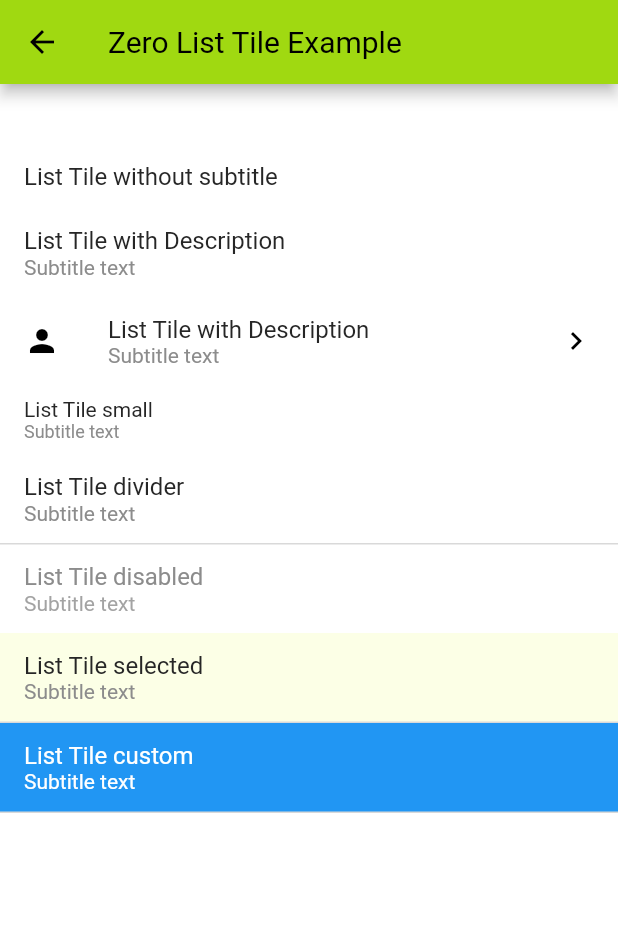
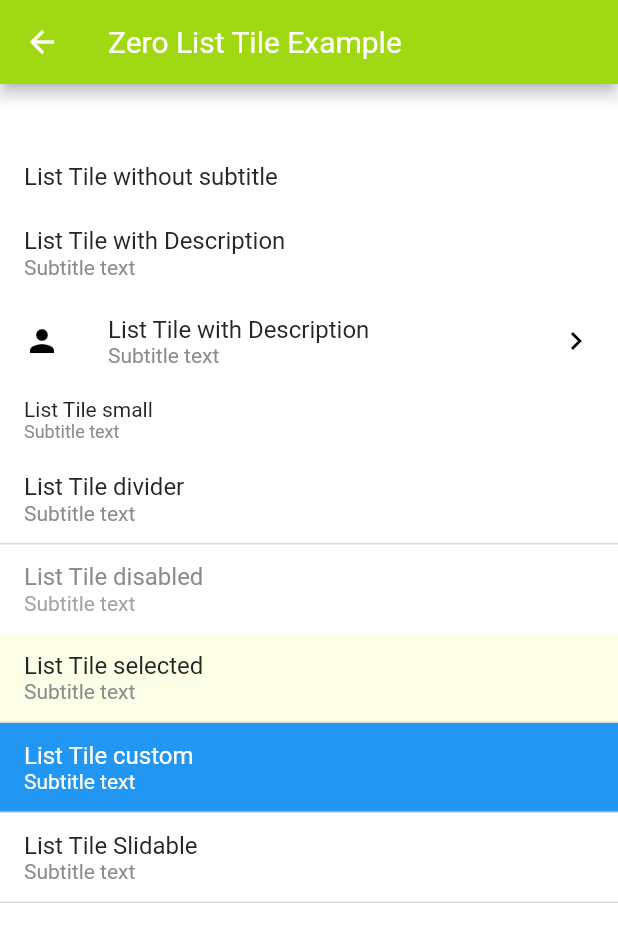
Before and after one commit to zero-one-group/zog-ui, a Flutter app: the screen it shows after launch, after a tap on "Zero ListTile Example", on a phone screen of 412 x 824 dp. Shown: the top 942 px of the screen. Run offline on Flutter 3.47's test engine with Material 2 defaults, Android fonts, the phone set to English and light mode, and no system bars; drawn by our look-alikes of flutter_slidable; our stand-ins replace dropdown_button2, flutter_svg.

Commit message:
feat(mobile): Implement slidable list

```diff
--- a/packages/mobile/example/lib/component/listtile/listile_example.dart
+++ b/packages/mobile/example/lib/component/listtile/listile_example.dart
@@ -1,3 +1,4 @@
+import 'package:flutter/cupertino.dart';
 import 'package:flutter/material.dart';
 import 'package:zero_ui_mobile/zero_ui_mobile.dart';
 
@@ -66,6 +67,38 @@ class ZeroListTileExample extends StatelessWidget {
             ),
             onTap: () {},
           ),
+          ZeroListTile(
+            title: 'List Tile Slidable',
+            subtitle: 'Subtitle text',
+            withDivider: true,
+            onTap: () {},
+            startSlideActions: [
+              ZeroListTileAction(
+                label: 'Share',
+                icon: Icons.share,
+                backgroundColor: context.theme.primaryColor.normal,
+                foregroundColor: Colors.white,
+              ),
+              ZeroListTileAction(
+                label: 'Archive',
+                icon: Icons.archive,
+                backgroundColor: context.theme.primaryColor.dark,
+                foregroundColor: Colors.white,
+              ),
+            ],
+            endSlideActions: [
+              ZeroListTileAction(
+                label: 'Delete',
+                icon: CupertinoIcons.delete_solid,
+                backgroundColor: context.theme.errorColor,
+                foregroundColor: Colors.white,
+              ),
+              const ZeroListTileAction(
+                label: 'More',
+                icon: Icons.more_horiz,
+              ),
+            ],
+          ),
         ],
       ),
     );
--- a/packages/mobile/lib/components/list/list_tile.dart
+++ b/packages/mobile/lib/components/list/list_tile.dart
@@ -1,4 +1,5 @@
 import 'package:flutter/material.dart';
+import 'package:flutter_slidable/flutter_slidable.dart';
 import 'package:zero_ui_mobile/zero_ui_mobile.dart';
 
 import 'list_tile_left_icon.dart';
@@ -17,6 +18,8 @@ class ZeroListTile extends StatelessWidget {
     this.onTap,
     this.style,
     this.size = ZeroListTileSize.large,
+    this.startSlideActions = const [],
+    this.endSlideActions = const [],
   }) : super(key: key);
 
   /// The main text to be displayed in the [ZeroListTile]
@@ -53,6 +56,16 @@ class ZeroListTile extends StatelessWidget {
 
   /// Custom size
   final ZeroListTileSize size;
+
+  /// Slidable actions when sliding to the right
+  ///
+  /// This action is to the left when it opens
+  final List<ZeroListTileAction> startSlideActions;
+
+  /// Slidable actions when sliding to the left
+  ///
+  /// This action is to the right when it opens
+  final List<ZeroListTileAction> endSlideActions;
 
   @override
   Widget build(BuildContext context) {
@@ -93,10 +106,24 @@ class ZeroListTile extends StatelessWidget {
         ? listTileStyle.smallContentPadding
         : listTileStyle.contentPadding;
 
-    return InkWell(
-      onTap: disabled ? null : onTap,
+    return Slidable(
+      enabled: startSlideActions.isNotEmpty || endSlideActions.isNotEmpty,
+      startActionPane: startSlideActions.isNotEmpty
+          ? ActionPane(
+              motion: const DrawerMotion(),
+              children: startSlideActions,
+            )
+          : null,
+      endActionPane: endSlideActions.isNotEmpty
+          ? ActionPane(
+              motion: const DrawerMotion(),
+              children: endSlideActions,
+            )
+          : null,
       child: DecoratedBox(
         decoration: BoxDecoration(color: backgroundColor),
+        child: InkWell(
+          onTap: disabled ? null : onTap,
           child: SizedBox(
             width: double.infinity,
             child: Column(
@@ -130,17 +157,41 @@ class ZeroListTile extends StatelessWidget {
                   ),
                 ),
                 // Buils divider of ListTile
-              // TODO: use Divider from ZeroDivider
                 if (withDivider)
-                Container(
-                  color: dividerColor,
-                  width: double.infinity,
-                  height: 1,
+                  ZeroDivider.horizontal(
+                    variant: ZeroDividerVariant.fullWidth,
+                    style: ZeroDividerStyle(color: dividerColor),
                   )
               ],
+            ),
           ),
         ),
       ),
     );
   }
 }
+
+/// An action for [ZeroListTile] which can show an icon, a label, or both.
+class ZeroListTileAction extends SlidableAction {
+  /// Creates a [ZeroListTileAction].
+  ///
+  /// The [flex], [backgroundColor], [autoClose] and [spacing] arguments
+  /// must not be null.
+  ///
+  /// You must set either an [icon] or a [label].
+  ///
+  /// The [flex] argument must also be greater than 0.
+  const ZeroListTileAction({
+    super.key,
+    super.autoClose,
+    super.flex,
+    super.icon,
+    super.backgroundColor,
+    super.borderRadius,
+    super.foregroundColor,
+    required super.label,
+    super.onPressed,
+    super.padding,
+    super.spacing,
+  });
+}
--- a/packages/mobile/lib/styles/theme.dart
+++ b/packages/mobile/lib/styles/theme.dart
@@ -326,7 +326,10 @@ class ZeroThemeData with Diagnosticable {
             900: primaryColor.darkest,
           },
         ),
-      ).copyWith(error: errorColor),
+      ).copyWith(
+        error: errorColor,
+        onPrimary: Colors.white,
+      ),
       dividerTheme: dividerStyle.toDividerTheme(),
     );
   }
--- a/packages/mobile/pubspec.yaml
+++ b/packages/mobile/pubspec.yaml
@@ -1,7 +1,7 @@
 name: zero_ui_mobile
 description: A new Flutter package project.
 version: 0.0.1
-homepage:
+homepage: "https://zero-ui-mobile.web.app/"
 
 environment:
   sdk: '>=2.18.1 <3.0.0'
@@ -14,6 +14,7 @@ dependencies:
   widgetbook: ^2.4.1
   flutter_svg: ^1.0.3
   dropdown_button2: ^1.9.2
+  flutter_slidable: ^2.0.0
 
 dev_dependencies:
   flutter_test:
```
Also changed, not shown: packages/mobile/widgetbook/widgetbook_component/list_tile.dart (+102 -7 lines). Lines whose indentation alone changed are shown as unchanged.
